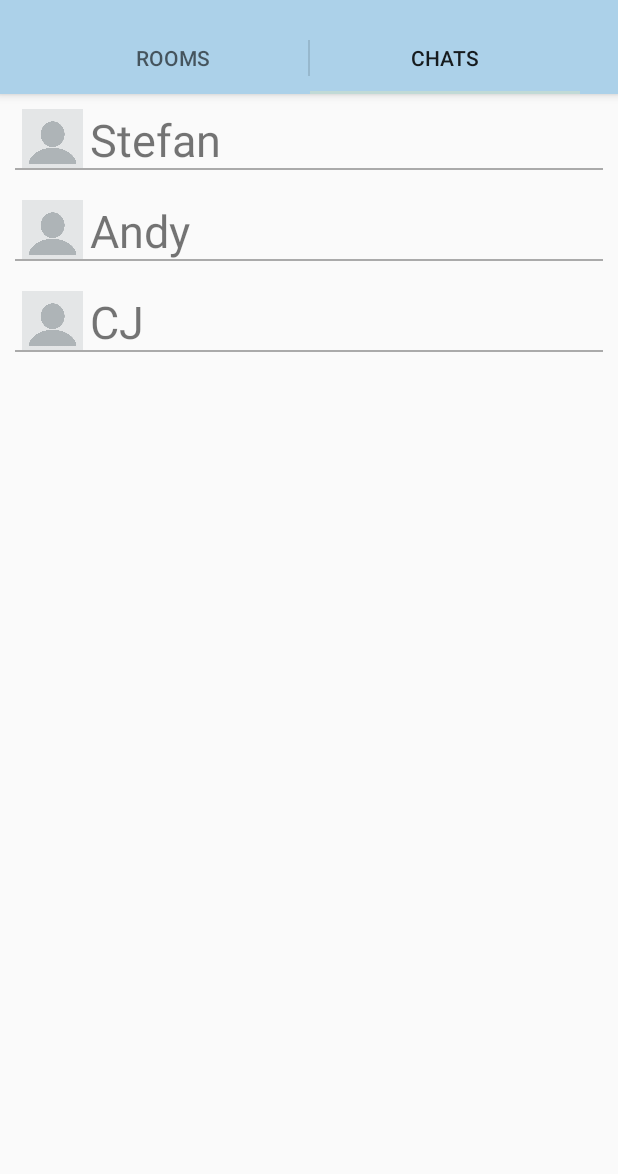
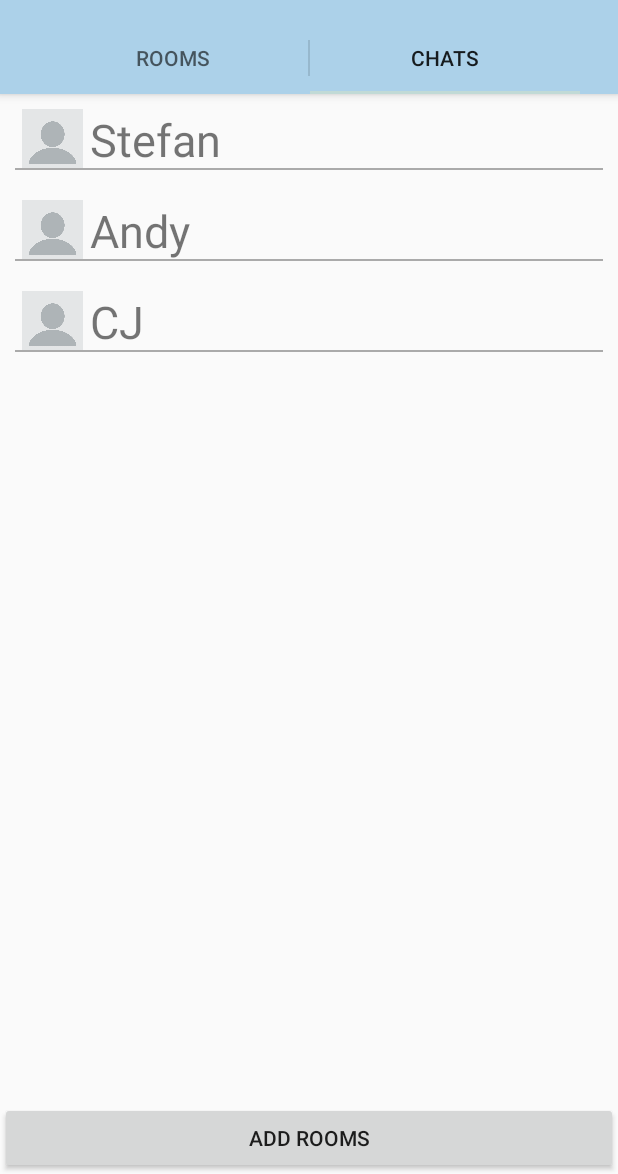
Before and after one commit to Stefan4472/Icebreaker, an Android app: the DashboardActivity screen opened directly, with no data from a screen before it, tab 2 chosen, on a phone screen of 412 x 824 dp, the part 62-1236 px from its top. Run offline under Robolectric (Android 15) with nearby library versions, the phone set to English and light mode, and no system bars; our stand-ins replace Volley; 2 statements that could not run were skipped.

Commit message:
add chats button on bottom of page

```diff
--- a/icebreaker-android/app/src/main/java/com/andycjstefan/icebreaker_android/DashboardActivity.java
+++ b/icebreaker-android/app/src/main/java/com/andycjstefan/icebreaker_android/DashboardActivity.java
@@ -122,4 +122,8 @@ public class DashboardActivity extends Activity {
         chat_intent.putExtra(ChatActivity.EXTRA_PARTNER_ID, 2); // TODO: PUT PARTNER ID
         startActivity(chat_intent);
     }
+
+    public void onAddRooms(View view) {
+        startActivity(new Intent(this,AddChatsActivity.class));
+    }
 }
--- a/icebreaker-android/app/src/main/res/layout/dashboard_layout.xml
+++ b/icebreaker-android/app/src/main/res/layout/dashboard_layout.xml
@@ -10,7 +10,7 @@
     <ViewSwitcher
         android:id="@+id/dash_view_switcher"
         android:layout_width="match_parent"
-        android:layout_height="match_parent">
+        android:layout_height="wrap_content">
 
         <fragment
             android:id="@+id/all_chats"
@@ -47,8 +47,9 @@
             android:id="@+id/add_rooms_button"
             android:layout_width="match_parent"
             android:layout_height="wrap_content"
+            android:layout_alignParentBottom="true"
             android:onClick="onAddRooms"
-            android:text="Button" />
+            android:text="Add Rooms" />
     </RelativeLayout>
 
     <!--Button
```
